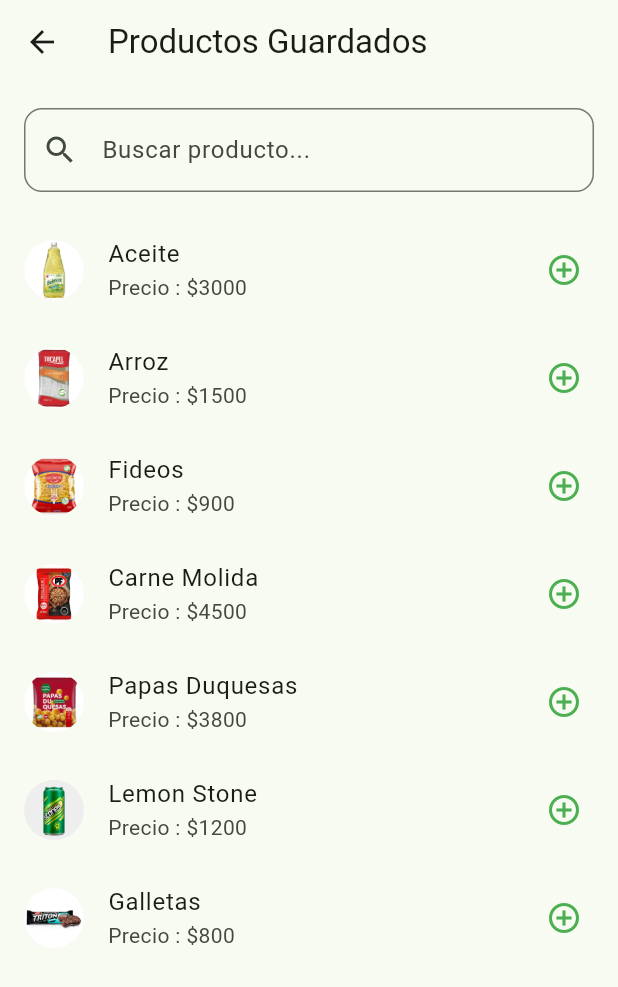
After one commit to Drakz0n/TuDespensa, a Flutter app: the SavedProductsScreen screen opened directly, on a phone screen of 412 x 824 dp. The commit adds this screen. Shown: the top 987 px of the screen. Run offline on Flutter 3.47's test engine with Material 3 defaults, Android fonts, the light colour scheme and no system bars.

Commit message:
- Implementación de la pantalla de productos guardados - Actualización de la lista de productos en el registro - Se agrego el icono para foto simulando el boton de camara al crear un nuevo producto

```diff
--- a/lib/models/product_registry.dart
+++ b/lib/models/product_registry.dart
@@ -1,3 +1,14 @@
 import 'product.dart';
 
-class ProductRegistry {}
+class ProductRegistry {
+  // Lista Global de productos guardados (simula una base de datos)
+  static List<Product> savedProducts = [
+    Product(id: '1', name: 'Aceite', price: 3000, priority: PriorityLevel.high, ImagePath: 'assets/images/Aceite.png'),
+    Product(id: '2', name: 'Arroz', price: 1500, priority: PriorityLevel.high, ImagePath: 'assets/images/Arroz.png'),
+    Product(id: '3', name: 'Fideos', price: 900, priority: PriorityLevel.medium, ImagePath: 'assets/images/Fideos.png'),
+    Product(id: '4', name: 'Carne Molida', price: 4500, priority: PriorityLevel.high, ImagePath: 'assets/images/CarneMolidaCongelada.png'),
+    Product(id: '5', name: 'Papas Duquesas', price: 3800, priority: PriorityLevel.medium, ImagePath: 'assets/images/PapasDuquesasCongeladas.png'),
+    Product(id: '6', name: 'Lemon Stone', price: 1200, priority: PriorityLevel.low, ImagePath: 'assets/images/LemonStone.png'),
+    Product(id: '7', name: 'Galletas', price: 800, priority: PriorityLevel.low, ImagePath: 'assets/images/Galletas.png'),
+  ];
+}
--- a/lib/screens/inventory_screen.dart
+++ b/lib/screens/inventory_screen.dart
@@ -27,7 +27,7 @@ class InventoryScreen extends StatelessWidget {
         name: 'Despensa Congelador',
         products: [
           Product(id: '4', name: 'Carne Molida', price: 4500, priority: PriorityLevel.high, ImagePath: 'assets/images/CarneMolidaCongelada.png'),
-          Product(id: '5', name: 'Papas Duquesas', price: 3800, priority: PriorityLevel.medium, ImagePath: 'assets/images/PapasDuquesasCongelada.png'),
+          Product(id: '5', name: 'Papas Duquesas', price: 3800, priority: PriorityLevel.medium, ImagePath: 'assets/images/PapasDuquesasCongeladas.png'),
         ]
       ),
       Pantry(
--- /dev/null
+++ b/lib/screens/saved_products_screen.dart
@@ -0,0 +1,54 @@
+import 'package:flutter/material.dart';
+import '../models/product.dart';
+import '../models/product_registry.dart';
+
+class SavedProductsScreen extends StatelessWidget {
+  const SavedProductsScreen({super.key});
+
+  @override
+  Widget build(BuildContext context) {
+    return Scaffold(
+      appBar: AppBar(
+        title: const Text('Productos Guardados'),
+      ),
+      body: Column(
+        children: [
+          Padding(
+            padding: const EdgeInsets.all(16.0),
+            child: TextField(
+              decoration: InputDecoration(
+                hintText: 'Buscar producto...',
+                prefixIcon: const Icon(Icons.search),
+                border: OutlineInputBorder(borderRadius: BorderRadius.circular(12)),
+              ),
+            ),
+          ),
+          Expanded(
+            child: ListView.builder(
+              itemCount: ProductRegistry.savedProducts.length,
+              itemBuilder: (context, index) {
+                final product = ProductRegistry.savedProducts[index];
+                return ListTile(
+                  leading: CircleAvatar(
+                    backgroundColor: Colors.grey[200],
+                    backgroundImage: product.ImagePath != null
+                        ? AssetImage(product.ImagePath!)
+                        : null,
+                    child: product.ImagePath == null ? const Icon(Icons.fastfood) : null,
+                  ),
+                  title: Text(product.name),
+                  subtitle: Text('Precio : \$${product.price.toInt()}'),
+                  trailing: const Icon(Icons.add_circle_outline, color: Colors.green),
+                  onTap: () {
+                    // devuelve el producto seleccionado
+                    Navigator.pop(context, product);
+                  },
+                );
+              },
+            ),
+          ),
+        ],
+      ),
+    );
+  }
+}
```
Also changed, not shown: lib/screens/pantry_details_screen.dart (+44 -1 lines).
